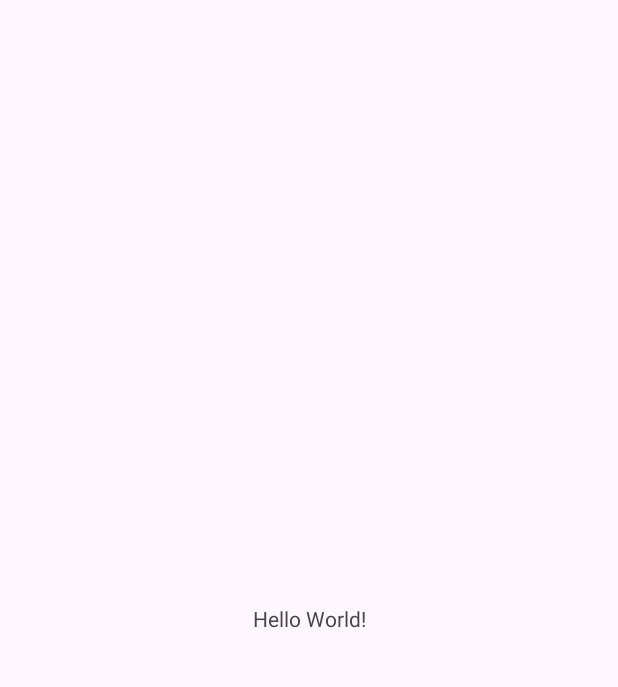
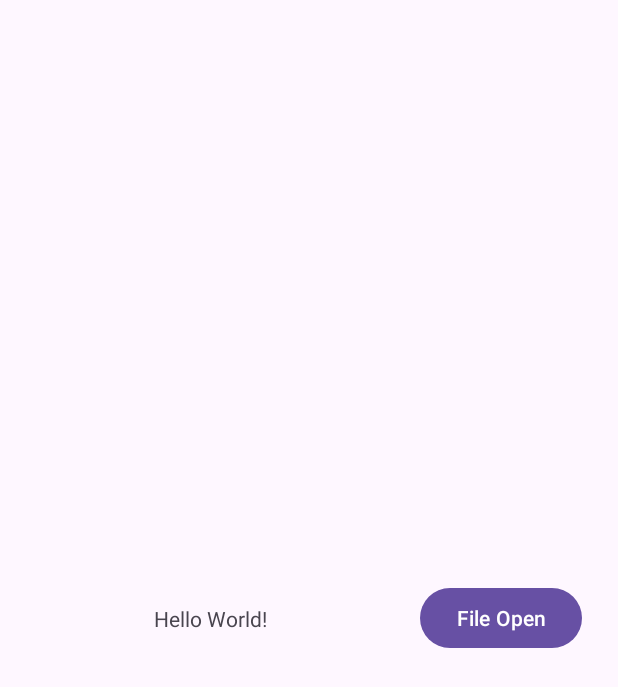
Before and after one commit to alexeyum/sound-event-finder, an Android app: the screen it shows after launch (MainActivity), on a phone screen of 412 x 824 dp. Before the commit the part shown is almost empty. Shown: the top 687 px of the screen. Run offline under Robolectric (Android 15) with nearby library versions, the phone set to English and light mode, and no system bars.

Commit message:
Preparing interface and assets

```diff
--- a/app/SoundFinder/app/build.gradle.kts
+++ b/app/SoundFinder/app/build.gradle.kts
@@ -28,6 +28,7 @@ android {
     }
 }
 
+
 dependencies {
 
     implementation("androidx.appcompat:appcompat:1.6.1")
@@ -36,4 +37,6 @@ dependencies {
     testImplementation("junit:junit:4.13.2")
     androidTestImplementation("androidx.test.ext:junit:1.1.5")
     androidTestImplementation("androidx.test.espresso:espresso-core:3.5.1")
+
+    implementation("org.pytorch:pytorch_android_lite:1.13.1")
 }
--- a/app/SoundFinder/app/src/main/AndroidManifest.xml
+++ b/app/SoundFinder/app/src/main/AndroidManifest.xml
@@ -1,6 +1,8 @@
 <?xml version="1.0" encoding="utf-8"?>
 <manifest xmlns:android="http://schemas.android.com/apk/res/android"
     xmlns:tools="http://schemas.android.com/tools">
+
+    <uses-permission android:name="android.permission.READ_EXTERNAL_STORAGE"/>
 
     <application
         android:allowBackup="true"
--- a/app/SoundFinder/app/src/main/java/com/example/soundfinder/MainActivity.java
+++ b/app/SoundFinder/app/src/main/java/com/example/soundfinder/MainActivity.java
@@ -1,14 +1,39 @@
 package com.example.soundfinder;
 
+import androidx.annotation.NonNull;
 import androidx.appcompat.app.AppCompatActivity;
+import androidx.core.app.ActivityCompat;
+import androidx.core.content.ContextCompat;
 
+import android.content.Intent;
+import android.content.pm.PackageManager;
 import android.os.Bundle;
+import android.os.Environment;
+import android.util.Log;
+import android.view.View;
+import android.widget.TextView;
+import android.widget.Toast;
+
+import java.util.ArrayList;
+import java.util.List;
+
 
 public class MainActivity extends AppCompatActivity {
+
+    TextView tv;
 
     @Override
     protected void onCreate(Bundle savedInstanceState) {
         super.onCreate(savedInstanceState);
         setContentView(R.layout.activity_main);
+
+        tv = findViewById(R.id.textView);
+
+        findViewById(R.id.buttonOpen).setOnClickListener(new View.OnClickListener() {
+            @Override
+            public void onClick(View view) {
+
+            }
+        });
     }
 }
--- a/app/SoundFinder/app/src/main/res/layout/activity_main.xml
+++ b/app/SoundFinder/app/src/main/res/layout/activity_main.xml
@@ -7,12 +7,23 @@
     tools:context=".MainActivity">
 
     <TextView
+        android:id="@+id/textView"
         android:layout_width="wrap_content"
         android:layout_height="wrap_content"
         android:text="Hello World!"
         app:layout_constraintBottom_toBottomOf="parent"
-        app:layout_constraintEnd_toEndOf="parent"
+        app:layout_constraintEnd_toStartOf="@+id/buttonOpen"
         app:layout_constraintStart_toStartOf="parent"
         app:layout_constraintTop_toTopOf="parent" />
 
+    <Button
+        android:id="@+id/buttonOpen"
+        android:layout_width="wrap_content"
+        android:layout_height="wrap_content"
+        android:layout_marginEnd="24dp"
+        android:text="File Open"
+        app:layout_constraintBottom_toBottomOf="parent"
+        app:layout_constraintEnd_toEndOf="parent"
+        app:layout_constraintTop_toTopOf="parent" />
+
 </androidx.constraintlayout.widget.ConstraintLayout>
--- a/app/SoundFinder/settings.gradle.kts
+++ b/app/SoundFinder/settings.gradle.kts
@@ -10,6 +10,7 @@ dependencyResolutionManagement {
     repositories {
         google()
         mavenCentral()
+        maven { url = uri("https://jitpack.io") }
     }
 }
 
```
Also changed, not shown: app/SoundFinder/build.gradle.kts (line endings or trailing spaces), 1 other file.
